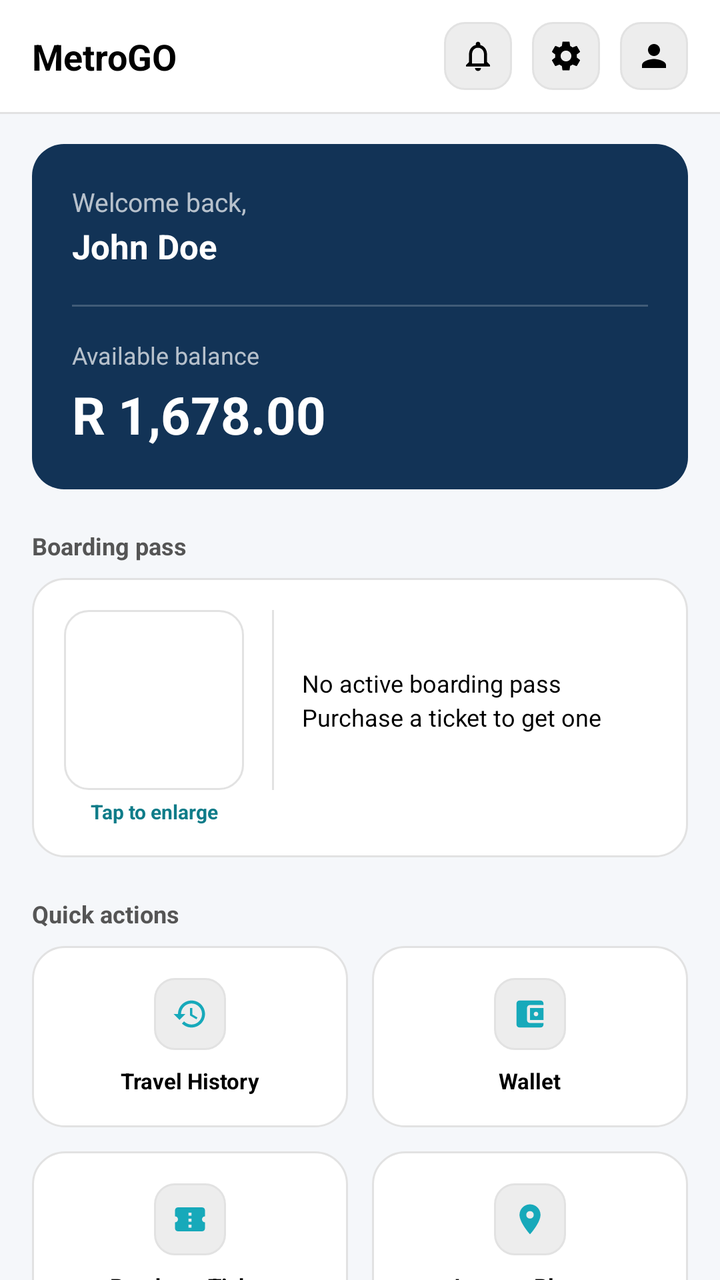
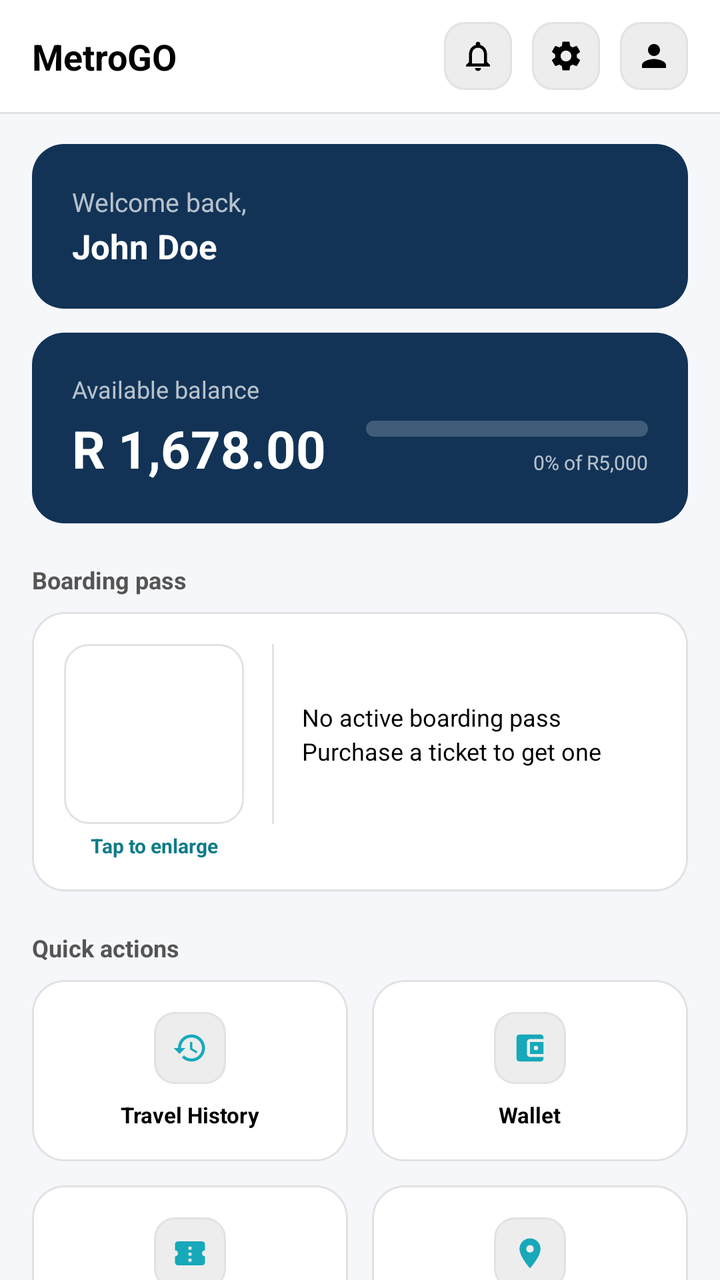

Two renders of the same Android screen: before a commit and after it. Below are the layout's source before the change and the commit's diff.
<!-- AndroidManifest.xml: application theme Theme.MetroGO -->
<!-- res/layout/activity_dashboard.xml -->
<?xml version="1.0" encoding="utf-8"?>
<androidx.constraintlayout.widget.ConstraintLayout
    xmlns:android="http://schemas.android.com/apk/res/android"
    xmlns:app="http://schemas.android.com/apk/res-auto"
    xmlns:tools="http://schemas.android.com/tools"
    android:id="@+id/main"
    android:layout_width="match_parent"
    android:layout_height="match_parent"
    android:background="@color/app_background"
    tools:context=".Dashboard">

    
    <androidx.constraintlayout.widget.ConstraintLayout
        android:id="@+id/topBar"
        android:layout_width="0dp"
        android:layout_height="56dp"
        android:background="@color/white"
        android:paddingHorizontal="16dp"
        app:layout_constraintTop_toTopOf="parent"
        app:layout_constraintStart_toStartOf="parent"
        app:layout_constraintEnd_toEndOf="parent">

        <TextView
            android:id="@+id/tvAppName"
            android:layout_width="wrap_content"
            android:layout_height="wrap_content"
            android:text="MetroGO"
            android:textColor="@color/black"
            android:textSize="18sp"
            android:textStyle="bold"
            app:layout_constraintTop_toTopOf="parent"
            app:layout_constraintStart_toStartOf="parent"
            app:layout_constraintBottom_toBottomOf="parent" />

        <FrameLayout
            android:id="@+id/circleProfile"
            android:layout_width="34dp"
            android:layout_height="34dp"
            android:background="@drawable/bg_list_item_grey"
            app:layout_constraintEnd_toEndOf="parent"
            app:layout_constraintTop_toTopOf="parent"
            app:layout_constraintBottom_toBottomOf="parent">

            <ImageView
                android:layout_width="18dp"
                android:layout_height="18dp"
                android:layout_gravity="center"
                android:src="@drawable/ic_person"
                app:tint="@color/black" />
        </FrameLayout>

        <FrameLayout
            android:id="@+id/circleSettings"
            android:layout_width="34dp"
            android:layout_height="34dp"
            android:background="@drawable/bg_list_item_grey"
            app:layout_constraintEnd_toStartOf="@id/circleProfile"
            app:layout_constraintTop_toTopOf="parent"
            app:layout_constraintBottom_toBottomOf="parent"
            android:layout_marginEnd="10dp">

            <ImageView
                android:layout_width="18dp"
                android:layout_height="18dp"
                android:layout_gravity="center"
                android:src="@drawable/ic_settings"
                app:tint="@color/black" />
        </FrameLayout>

        <FrameLayout
            android:id="@+id/circleNotification"
            android:layout_width="34dp"
            android:layout_height="34dp"
            android:background="@drawable/bg_list_item_grey"
            app:layout_constraintEnd_toStartOf="@id/circleSettings"
            app:layout_constraintTop_toTopOf="parent"
            app:layout_constraintBottom_toBottomOf="parent"
            android:layout_marginEnd="10dp">

            <ImageView
                android:layout_width="18dp"
                android:layout_height="18dp"
                android:layout_gravity="center"
                android:src="@drawable/ic_notification_bell"
                app:tint="@color/black" />
        </FrameLayout>

    </androidx.constraintlayout.widget.ConstraintLayout>

    <View
        android:layout_width="0dp"
        android:layout_height="1dp"
        android:background="@color/divider_gray"
        app:layout_constraintTop_toBottomOf="@id/topBar"
        app:layout_constraintStart_toStartOf="parent"
        app:layout_constraintEnd_toEndOf="parent" />

    <androidx.core.widget.NestedScrollView
        android:id="@+id/scrollContent"
        android:layout_width="0dp"
        android:layout_height="0dp"
        android:fillViewport="true"
        app:layout_constraintTop_toBottomOf="@id/topBar"
        app:layout_constraintBottom_toBottomOf="parent"
        app:layout_constraintStart_toStartOf="parent"
        app:layout_constraintEnd_toEndOf="parent">

        <LinearLayout
            android:layout_width="match_parent"
            android:layout_height="wrap_content"
            android:orientation="vertical"
            android:padding="16dp">

            
            <androidx.constraintlayout.widget.ConstraintLayout
                android:id="@+id/welcomeCard"
                android:layout_width="match_parent"
                android:layout_height="wrap_content"
                android:background="@drawable/bg_card_dark"
                android:padding="20dp">

                <TextView
                    android:id="@+id/tvWelcomeLabel"
                    android:layout_width="0dp"
                    android:layout_height="wrap_content"
                    android:text="Welcome back,"
                    android:textColor="@color/white"
                    android:alpha="0.7"
                    android:textSize="13sp"
                    app:layout_constraintStart_toStartOf="parent"
                    app:layout_constraintEnd_toEndOf="parent"
                    app:layout_constraintTop_toTopOf="parent" />

                <TextView
                    android:id="@+id/tvWelcomeName"
                    android:layout_width="0dp"
                    android:layout_height="wrap_content"
                    android:layout_marginTop="2dp"
                    android:text="John Doe"
                    android:textColor="@color/white"
                    android:textSize="17sp"
                    android:textStyle="bold"
                    app:layout_constraintStart_toStartOf="parent"
                    app:layout_constraintEnd_toEndOf="parent"
                    app:layout_constraintTop_toBottomOf="@id/tvWelcomeLabel" />

                <View
                    android:id="@+id/dashboardDivider"
                    android:layout_width="0dp"
                    android:layout_height="1dp"
                    android:layout_marginTop="18dp"
                    android:background="#33FFFFFF"
                    app:layout_constraintStart_toStartOf="parent"
                    app:layout_constraintEnd_toEndOf="parent"
                    app:layout_constraintTop_toBottomOf="@id/tvWelcomeName" />

                <TextView
                    android:id="@+id/tvBalanceLabel"
                    android:layout_width="wrap_content"
                    android:layout_height="wrap_content"
                    android:layout_marginTop="16dp"
                    android:text="Available balance"
                    android:textColor="@color/white"
                    android:alpha="0.7"
                    android:textSize="12sp"
                    app:layout_constraintStart_toStartOf="parent"
                    app:layout_constraintTop_toBottomOf="@id/dashboardDivider" />

                <TextView
                    android:id="@+id/tvBalance"
                    android:layout_width="wrap_content"
                    android:layout_height="wrap_content"
                    android:layout_marginTop="4dp"
                    android:text="R 1,678.00"
                    android:textColor="@color/white"
                    android:textSize="26sp"
                    android:textStyle="bold"
                    app:layout_constraintStart_toStartOf="parent"
                    app:layout_constraintTop_toBottomOf="@id/tvBalanceLabel"
                    app:layout_constraintBottom_toBottomOf="parent" />

            </androidx.constraintlayout.widget.ConstraintLayout>

            
            <TextView
                android:layout_width="wrap_content"
                android:layout_height="wrap_content"
                android:layout_marginTop="20dp"
                android:layout_marginBottom="8dp"
                android:text="Boarding pass"
                android:textColor="@color/text_gray"
                android:textSize="12sp"
                android:textStyle="bold" />

            <androidx.constraintlayout.widget.ConstraintLayout
                android:id="@+id/boardingPass"
                android:layout_width="match_parent"
                android:layout_height="wrap_content"
                android:background="@drawable/bg_card_white"
                android:padding="16dp">

                <ImageView
                    android:id="@+id/BoardingCode"
                    android:layout_width="90dp"
                    android:layout_height="90dp"
                    android:background="@drawable/bg_qr_white"
                    android:contentDescription="Boarding pass QR code. Double tap to enlarge for scanning."
                    android:padding="6dp"
                    android:clickable="true"
                    android:focusable="true"
                    android:foreground="?android:attr/selectableItemBackground"
                    app:layout_constraintBottom_toTopOf="@id/tvTapToEnlarge"
                    app:layout_constraintStart_toStartOf="parent"
                    app:layout_constraintTop_toTopOf="parent" />

                <TextView
                    android:id="@+id/tvTapToEnlarge"
                    android:layout_width="90dp"
                    android:layout_height="wrap_content"
                    android:layout_marginTop="4dp"
                    android:gravity="center"
                    android:text="Tap to enlarge"
                    android:textColor="@color/teal_dark"
                    android:textSize="10sp"
                    android:textStyle="bold"
                    app:layout_constraintBottom_toBottomOf="parent"
                    app:layout_constraintStart_toStartOf="@id/BoardingCode"
                    app:layout_constraintEnd_toEndOf="@id/BoardingCode"
                    app:layout_constraintTop_toBottomOf="@id/BoardingCode" />

                <View
                    android:id="@+id/divider"
                    android:layout_width="1dp"
                    android:layout_height="0dp"
                    android:layout_marginStart="14dp"
                    android:background="@color/divider_gray"
                    app:layout_constraintBottom_toBottomOf="@id/BoardingCode"
                    app:layout_constraintStart_toEndOf="@+id/BoardingCode"
                    app:layout_constraintTop_toTopOf="@id/BoardingCode" />

                <TextView
                    android:id="@+id/tvBoardingStatus"
                    android:layout_width="0dp"
                    android:layout_height="wrap_content"
                    android:layout_marginStart="14dp"
                    android:text="No active boarding pass\nPurchase a ticket to get one"
                    android:textColor="@color/black"
                    android:textSize="12sp"
                    android:lineSpacingExtra="3dp"
                    app:layout_constraintBottom_toBottomOf="@id/BoardingCode"
                    app:layout_constraintEnd_toEndOf="parent"
                    app:layout_constraintStart_toEndOf="@id/divider"
                    app:layout_constraintTop_toTopOf="@id/BoardingCode" />
            </androidx.constraintlayout.widget.ConstraintLayout>
            
            <TextView
                android:layout_width="wrap_content"
                android:layout_height="wrap_content"
                android:layout_marginTop="20dp"
                android:layout_marginBottom="8dp"
                android:text="Quick actions"
                android:textColor="@color/text_gray"
                android:textSize="12sp"
                android:textStyle="bold" />

            <LinearLayout
                android:layout_width="match_parent"
                android:layout_height="wrap_content"
                android:orientation="horizontal">

                <LinearLayout
                    android:id="@+id/pillTravelHistory"
                    android:layout_width="0dp"
                    android:layout_height="wrap_content"
                    android:layout_weight="1"
                    android:layout_marginEnd="6dp"
                    android:background="@drawable/bg_card_white"
                    android:clickable="true"
                    android:focusable="true"
                    android:gravity="center_horizontal"
                    android:orientation="vertical"
                    android:paddingVertical="16dp">

                    <FrameLayout
                        android:layout_width="36dp"
                        android:layout_height="36dp"
                        android:background="@drawable/bg_list_item_grey">
                        <ImageView
                            android:layout_width="18dp"
                            android:layout_height="18dp"
                            android:layout_gravity="center"
                            android:src="@drawable/ic_history_clock"
                            app:tint="@color/teal_primary" />
                    </FrameLayout>

                    <TextView
                        android:layout_width="wrap_content"
                        android:layout_height="wrap_content"
                        android:layout_marginTop="8dp"
                        android:text="Travel History"
                        android:textColor="@color/black"
                        android:textSize="11sp"
                        android:textStyle="bold"
                        android:maxLines="1"
                        android:ellipsize="end" />
                </LinearLayout>

                <LinearLayout
                    android:id="@+id/pillWallet"
                    android:layout_width="0dp"
                    android:layout_height="wrap_content"
                    android:layout_weight="1"
                    android:layout_marginStart="6dp"
                    android:background="@drawable/bg_card_white"
                    android:clickable="true"
                    android:focusable="true"
                    android:gravity="center_horizontal"
                    android:orientation="vertical"
                    android:paddingVertical="16dp">

                    <FrameLayout
                        android:layout_width="36dp"
                        android:layout_height="36dp"
                        android:background="@drawable/bg_list_item_grey">
                        <ImageView
                            android:layout_width="18dp"
                            android:layout_height="18dp"
                            android:layout_gravity="center"
                            android:src="@drawable/ic_wallet"
                            app:tint="@color/teal_primary" />
                    </FrameLayout>

                    <TextView
                        android:layout_width="wrap_content"
                        android:layout_height="wrap_content"
                        android:layout_marginTop="8dp"
                        android:text="Wallet"
                        android:textColor="@color/black"
                        android:textSize="11sp"
                        android:textStyle="bold"
                        android:maxLines="1"
                        android:ellipsize="end" />
                </LinearLayout>

            </LinearLayout>

            <LinearLayout
                android:layout_width="match_parent"
                android:layout_height="wrap_content"
                android:layout_marginTop="12dp"
                android:orientation="horizontal">

                <LinearLayout
                    android:id="@+id/pillPurchaseTicket"
                    android:layout_width="0dp"
                    android:layout_height="wrap_content"
                    android:layout_weight="1"
                    android:layout_marginEnd="6dp"
                    android:background="@drawable/bg_card_white"
                    android:clickable="true"
                    android:focusable="true"
                    android:gravity="center_horizontal"
                    android:orientation="vertical"
                    android:paddingVertical="16dp">

                    <FrameLayout
                        android:layout_width="36dp"
                        android:layout_height="36dp"
                        android:background="@drawable/bg_list_item_grey">
                        <ImageView
                            android:layout_width="18dp"
                            android:layout_height="18dp"
                            android:layout_gravity="center"
                            android:src="@drawable/ic_ticket"
                            app:tint="@color/teal_primary" />
                    </FrameLayout>

                    <TextView
                        android:layout_width="wrap_content"
                        android:layout_height="wrap_content"
                        android:layout_marginTop="8dp"
                        android:text="Purchase Ticket"
                        android:textColor="@color/black"
                        android:textSize="11sp"
                        android:textStyle="bold"
                        android:maxLines="1"
                        android:ellipsize="end" />
                </LinearLayout>

                <LinearLayout
                    android:id="@+id/pillJourneyPlanner"
                    android:layout_width="0dp"
                    android:layout_height="wrap_content"
                    android:layout_weight="1"
                    android:layout_marginStart="6dp"
                    android:background="@drawable/bg_card_white"
                    android:clickable="true"
                    android:focusable="true"
                    android:gravity="center_horizontal"
                    android:orientation="vertical"
                    android:paddingVertical="16dp">

                    <FrameLayout
                        android:layout_width="36dp"
                        android:layout_height="36dp"
                        android:background="@drawable/bg_list_item_grey">
                        <ImageView
                            android:layout_width="18dp"
                            android:layout_height="18dp"
                            android:layout_gravity="center"
                            android:src="@drawable/ic_route"
                            app:tint="@color/teal_primary" />
                    </FrameLayout>

                    <TextView
                        android:layout_width="wrap_content"
                        android:layout_height="wrap_content"
                        android:layout_marginTop="8dp"
                        android:text="Journey Planner"
                        android:textColor="@color/black"
                        android:textSize="11sp"
                        android:textStyle="bold"
                        android:maxLines="1"
                        android:ellipsize="end" />
                </LinearLayout>

            </LinearLayout>

        </LinearLayout>
    </androidx.core.widget.NestedScrollView>

</androidx.constraintlayout.widget.ConstraintLayout>
<!-- resources referenced by this layout -->
<resources>
  <color name="app_background">#F5F7FA</color>
  <color name="black">#FF000000</color>
  <color name="divider_gray">#E2E2E2</color>
  <color name="teal_dark">#0E7C89</color>
  <color name="teal_primary">#17A9BA</color>
  <color name="text_gray">#555555</color>
  <color name="white">#FFFFFFFF</color>
  <!-- drawable bg_card_dark (drawable) -->
  <?xml version="1.0" encoding="utf-8"?>
  <shape xmlns:android="http://schemas.android.com/apk/res/android">
      <solid android:color="#123356"/>
      <corners android:radius="16dp"/>
  </shape>
  <!-- drawable bg_card_white (drawable) -->
  <?xml version="1.0" encoding="utf-8"?>
  <shape xmlns:android="http://schemas.android.com/apk/res/android" android:shape="rectangle">
      <solid android:color="@color/white" />
      <stroke android:width="1dp" android:color="@color/divider_gray" />
      <corners android:radius="16dp" />
  </shape>
  <!-- drawable bg_list_item_grey (drawable) -->
  <?xml version="1.0" encoding="utf-8"?>
  <shape xmlns:android="http://schemas.android.com/apk/res/android"
      android:shape="rectangle">
      <solid android:color="@color/input_gray" />
      <stroke android:width="1dp" android:color="@color/divider_gray" />
      <corners android:radius="10dp" />
  </shape>
  <!-- drawable bg_qr_white (drawable) -->
  <?xml version="1.0" encoding="utf-8"?>
  <shape xmlns:android="http://schemas.android.com/apk/res/android" android:shape="rectangle">
      <solid android:color="@color/white" />
      <stroke android:width="1dp" android:color="@color/divider_gray" />
      <corners android:radius="12dp" />
  </shape>
  <!-- drawable ic_person (drawable) -->
  <?xml version="1.0" encoding="utf-8"?>
  <vector xmlns:android="http://schemas.android.com/apk/res/android"
      android:width="24dp"
      android:height="24dp"
      android:viewportWidth="24"
      android:viewportHeight="24">
      <path
          android:fillColor="#000000"
          android:pathData="M12,12c2.21,0 4,-1.79 4,-4s-1.79,-4 -4,-4 -4,1.79 -4,4S9.79,12 12,12zM12,14c-2.67,0 -8,1.34 -8,4v2h16v-2C20,15.34 14.67,14 12,14z"/>
  </vector>
  <!-- drawable ic_route (drawable) -->
  <?xml version="1.0" encoding="utf-8"?>
  <vector xmlns:android="http://schemas.android.com/apk/res/android"
      android:width="24dp"
      android:height="24dp"
      android:viewportWidth="24"
      android:viewportHeight="24">
      <path
          android:fillColor="#000000"
          android:pathData="M12,2C8.13,2 5,5.13 5,9c0,5.25 7,13 7,13s7,-7.75 7,-13C19,5.13 15.87,2 12,2zM12,11.5c-1.38,0 -2.5,-1.12 -2.5,-2.5s1.12,-2.5 2.5,-2.5 2.5,1.12 2.5,2.5S13.38,11.5 12,11.5z"/>
  </vector>
  <style name="Theme.MetroGO" parent="Base.Theme.MetroGO" />
  <color name="input_gray">#EDEDED</color>
  <style name="Base.Theme.MetroGO" parent="Theme.Material3.DayNight.NoActionBar">
          
          
      </style>
  <!-- unchanged entries left out for length: 5 -->
</resources>

<!-- the commit's change to res/layout/activity_dashboard.xml (unified diff, before → after) -->
@@ -142,29 +142,34 @@
                     android:textStyle="bold"
                     app:layout_constraintStart_toStartOf="parent"
                     app:layout_constraintEnd_toEndOf="parent"
-                    app:layout_constraintTop_toBottomOf="@id/tvWelcomeLabel" />
-
-                <View
-                    android:id="@+id/dashboardDivider"
-                    android:layout_width="0dp"
-                    android:layout_height="1dp"
-                    android:layout_marginTop="18dp"
-                    android:background="#33FFFFFF"
-                    app:layout_constraintStart_toStartOf="parent"
-                    app:layout_constraintEnd_toEndOf="parent"
-                    app:layout_constraintTop_toBottomOf="@id/tvWelcomeName" />
+                    app:layout_constraintTop_toBottomOf="@id/tvWelcomeLabel"
+                    app:layout_constraintBottom_toBottomOf="parent" />
+
+            </androidx.constraintlayout.widget.ConstraintLayout>
+
+            
+            <androidx.constraintlayout.widget.ConstraintLayout
+                android:id="@+id/balanceCard"
+                android:layout_width="match_parent"
+                android:layout_height="wrap_content"
+                android:layout_marginTop="12dp"
+                android:background="@drawable/bg_card_dark"
+                android:clickable="true"
+                android:focusable="true"
+                android:foreground="?attr/selectableItemBackground"
+                android:contentDescription="Available balance. Tap for wallet details."
+                android:padding="20dp">
 
                 <TextView
                     android:id="@+id/tvBalanceLabel"
                     android:layout_width="wrap_content"
                     android:layout_height="wrap_content"
-                    android:layout_marginTop="16dp"
                     android:text="Available balance"
                     android:textColor="@color/white"
                     android:alpha="0.7"
                     android:textSize="12sp"
                     app:layout_constraintStart_toStartOf="parent"
-                    app:layout_constraintTop_toBottomOf="@id/dashboardDivider" />
+                    app:layout_constraintTop_toTopOf="parent" />
 
                 <TextView
                     android:id="@+id/tvBalance"
@@ -178,6 +183,39 @@
                     app:layout_constraintStart_toStartOf="parent"
                     app:layout_constraintTop_toBottomOf="@id/tvBalanceLabel"
                     app:layout_constraintBottom_toBottomOf="parent" />
+
+                
+                <LinearLayout
+                    android:id="@+id/layoutCredit"
+                    android:layout_width="0dp"
+                    android:layout_height="wrap_content"
+                    android:layout_marginStart="20dp"
+                    android:orientation="vertical"
+                    app:layout_constraintStart_toEndOf="@id/tvBalance"
+                    app:layout_constraintEnd_toEndOf="parent"
+                    app:layout_constraintTop_toTopOf="@id/tvBalance"
+                    app:layout_constraintBottom_toBottomOf="@id/tvBalance">
+
+                    <ProgressBar
+                        android:id="@+id/pbCredit"
+                        style="?android:attr/progressBarStyleHorizontal"
+                        android:layout_width="match_parent"
+                        android:layout_height="8dp"
+                        android:max="100"
+                        android:progress="0"
+                        android:progressDrawable="@drawable/progress_credit" />
+
+                    <TextView
+                        android:id="@+id/tvCreditCaption"
+                        android:layout_width="match_parent"
+                        android:layout_height="wrap_content"
+                        android:layout_marginTop="6dp"
+                        android:alpha="0.7"
+                        android:gravity="end"
+                        android:text="0% of R5,000"
+                        android:textColor="@color/white"
+                        android:textSize="10sp" />
+                </LinearLayout>
 
             </androidx.constraintlayout.widget.ConstraintLayout>
 
<!-- resource entries referenced after the edit -->
@@ -57,8 +57,27 @@
           android:fillColor="#000000"
           android:pathData="M12,2C8.13,2 5,5.13 5,9c0,5.25 7,13 7,13s7,-7.75 7,-13C19,5.13 15.87,2 12,2zM12,11.5c-1.38,0 -2.5,-1.12 -2.5,-2.5s1.12,-2.5 2.5,-2.5 2.5,1.12 2.5,2.5S13.38,11.5 12,11.5z"/>
   </vector>
+  <!-- drawable progress_credit (drawable) -->
+  <?xml version="1.0" encoding="utf-8"?>
+  <layer-list xmlns:android="http://schemas.android.com/apk/res/android">
+      <item android:id="@android:id/background">
+          <shape android:shape="rectangle">
+              <solid android:color="#33FFFFFF" />
+              <corners android:radius="4dp" />
+          </shape>
+      </item>
+      <item android:id="@android:id/progress">
+          <clip>
+              <shape android:shape="rectangle">
+                  <solid android:color="@color/lime_bright" />
+                  <corners android:radius="4dp" />
+              </shape>
+          </clip>
+      </item>
+  </layer-list>
   <style name="Theme.MetroGO" parent="Base.Theme.MetroGO" />
   <color name="input_gray">#EDEDED</color>
+  <color name="lime_bright">#9ED84D</color>
   <style name="Base.Theme.MetroGO" parent="Theme.Material3.DayNight.NoActionBar">
           
           
